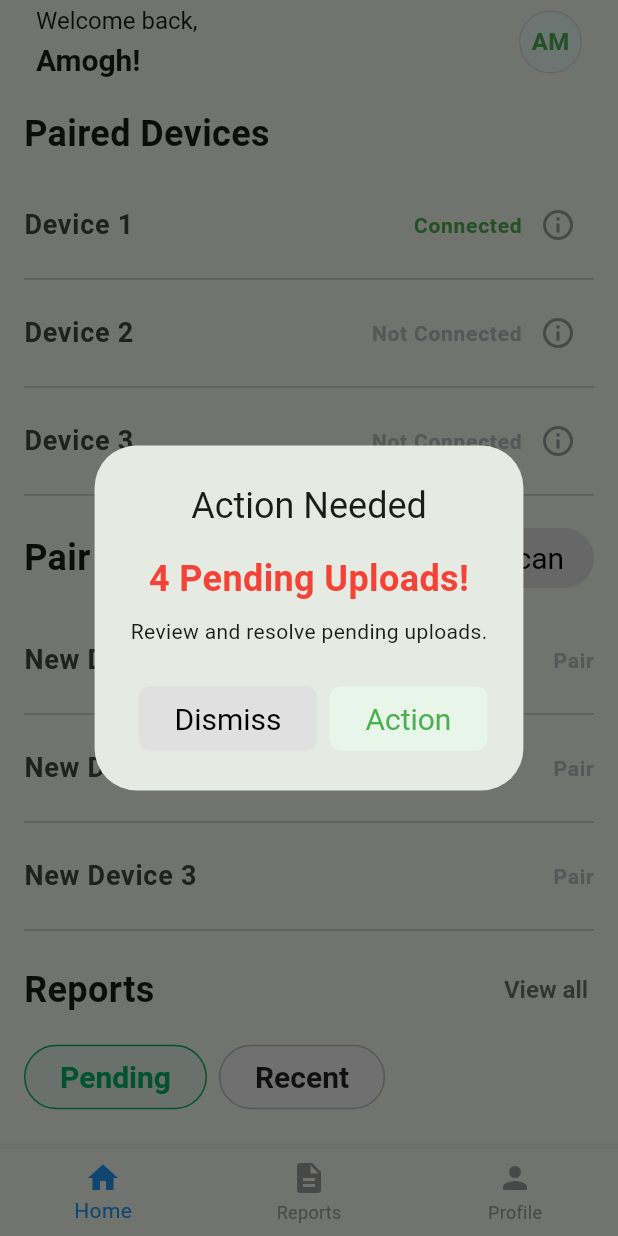
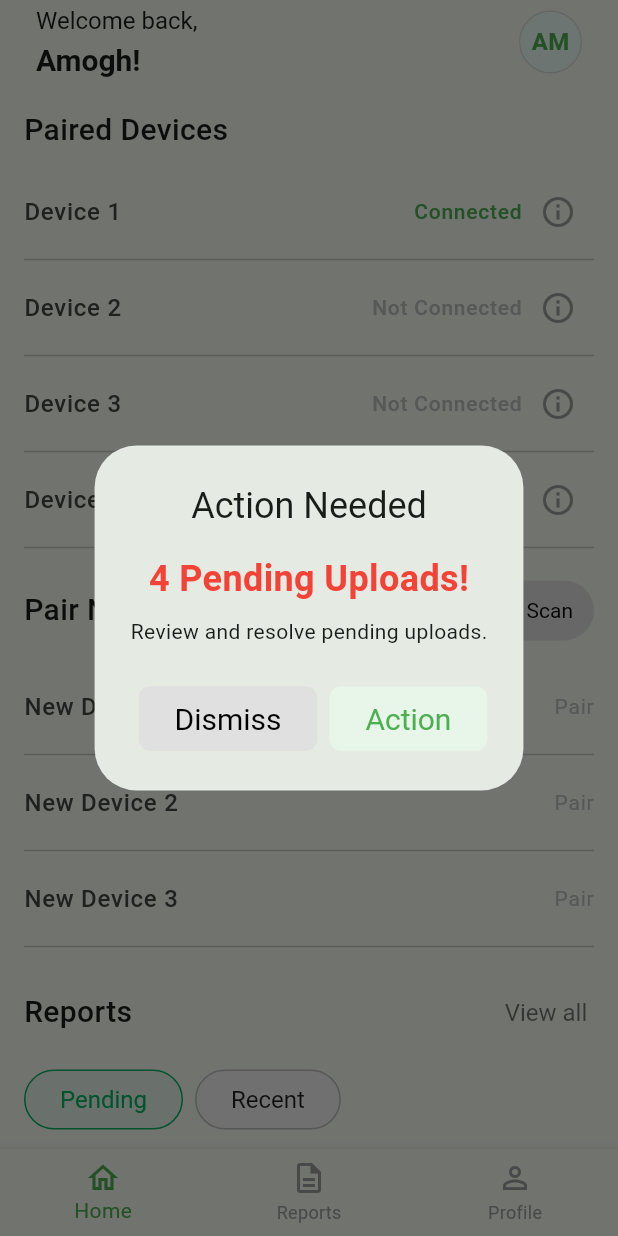
Before and after one commit to mYashavanth/mesha_bluetooth_app, a Flutter app: the BluetoothDeviceManager screen opened by its route, on a phone screen of 412 x 824 dp. Run offline on Flutter 3.47's test engine with Material 3 defaults, Android fonts, the phone set to English and light mode, and no system bars; our stand-ins replace flutter_svg.

Commit message:
optimised the styling for home screen

```diff
--- a/lib/components/bottom_navbar.dart
+++ b/lib/components/bottom_navbar.dart
@@ -16,8 +16,9 @@ class BottomNavBar extends StatelessWidget {
         // Handle navigation based on the index
         switch (index) {
           case 0: // Home
-            Navigator.of(context)
-                .popUntil((route) => '/home' == route.settings.name);
+            // Navigator.of(context)
+            //     .popUntil((route) => '/home' == route.settings.name);
+            Navigator.pushNamed(context, '/home'); // Navigate to home
             break;
           case 1: // Reports
             Navigator.pushNamed(context, '/reports'); // Navigate to settings
@@ -57,19 +58,19 @@ class BottomNavBar extends StatelessWidget {
       // },
       items: const [
         BottomNavigationBarItem(
-          icon: Icon(Icons.home),
+          icon: Icon(Icons.home_outlined),
           label: 'Home',
         ),
         BottomNavigationBarItem(
-          icon: Icon(Icons.description),
+          icon: Icon(Icons.description_outlined),
           label: 'Reports',
         ),
         BottomNavigationBarItem(
-          icon: Icon(Icons.person),
+          icon: Icon(Icons.person_outline),
           label: 'Profile',
         ),
       ],
-      selectedItemColor: Colors.blue, // Color of the selected item
+      selectedItemColor: Colors.green, // Color of the selected item
       unselectedItemColor: Colors.grey, // Color of the unselected items
       showUnselectedLabels: true, // Show labels for unselected items
     );
--- a/lib/views/home_bluetooth.dart
+++ b/lib/views/home_bluetooth.dart
@@ -232,13 +232,13 @@ class _BluetoothDeviceManagerState extends State<BluetoothDeviceManager> {
               const Text(
                 'Paired Devices',
                 style: TextStyle(
-                  fontSize: 24,
-                  fontWeight: FontWeight.bold,
+                  fontSize: 20,
+                  fontWeight: FontWeight.w500,
                 ),
               ),
               const SizedBox(height: 16),
               SizedBox(
-                height: 210,
+                height: 250,
                 child: ListView.builder(
                   shrinkWrap: true,
                   itemCount: pairedDevices.length,
@@ -247,15 +247,15 @@ class _BluetoothDeviceManagerState extends State<BluetoothDeviceManager> {
                     return Column(
                       children: [
                         ListTile(
-                          contentPadding: const EdgeInsets.symmetric(
-                            horizontal: 0,
-                            vertical: 0,
-                          ),
+                          contentPadding:
+                              EdgeInsets.zero, // Remove internal padding
+                          minVerticalPadding: 0, // Reduce vertical padding
+                          dense: true, // Make the ListTile more compact
                           leading: Text(
                             device['name']!,
                             style: const TextStyle(
-                              fontSize: 18,
-                              fontWeight: FontWeight.bold,
+                              fontSize: 16,
+                              fontWeight: FontWeight.w500,
                             ),
                           ),
                           trailing: Row(
@@ -268,7 +268,7 @@ class _BluetoothDeviceManagerState extends State<BluetoothDeviceManager> {
                                   color: device['status'] == 'Connected'
                                       ? Colors.green
                                       : Colors.grey.shade400,
-                                  fontWeight: FontWeight.bold,
+                                  fontWeight: FontWeight.w500,
                                 ),
                               ),
                               IconButton(
@@ -297,8 +297,8 @@ class _BluetoothDeviceManagerState extends State<BluetoothDeviceManager> {
                   const Text(
                     'Pair New Device',
                     style: TextStyle(
-                      fontSize: 24,
-                      fontWeight: FontWeight.bold,
+                      fontSize: 20,
+                      fontWeight: FontWeight.w500,
                     ),
                   ),
                   TextButton.icon(
@@ -307,13 +307,19 @@ class _BluetoothDeviceManagerState extends State<BluetoothDeviceManager> {
                     },
                     icon: Icon(
                       Icons.sync_sharp,
-                      size: 24,
+                      size: 20,
                       color: Colors.black54,
                     ),
-                    label: const Text('Scan'),
+                    label: const Text(
+                      'Scan',
+                      style: TextStyle(
+                        fontSize: 14,
+                        fontWeight: FontWeight.w400,
+                      ),
+                    ),
                     style: TextButton.styleFrom(
                       padding: const EdgeInsets.symmetric(
-                          vertical: 0, horizontal: 20),
+                          vertical: 0, horizontal: 14),
                       shape: RoundedRectangleBorder(
                         borderRadius: BorderRadius.circular(20),
                       ),
@@ -325,7 +331,7 @@ class _BluetoothDeviceManagerState extends State<BluetoothDeviceManager> {
               ),
               const SizedBox(height: 16),
               SizedBox(
-                height: 210,
+                height: 190,
                 child: ListView.builder(
                   shrinkWrap: true,
                   itemCount: availableDevices.length,
@@ -334,15 +340,15 @@ class _BluetoothDeviceManagerState extends State<BluetoothDeviceManager> {
                     return Column(
                       children: [
                         ListTile(
-                          contentPadding: const EdgeInsets.symmetric(
-                            horizontal: 0,
-                            vertical: 0,
-                          ),
+                          contentPadding:
+                              EdgeInsets.zero, // Remove internal padding
+                          minVerticalPadding: 0, // Reduce vertical padding
+                          dense: true, // Make the ListTile more compact
                           leading: Text(
                             device['name']!,
                             style: const TextStyle(
-                              fontSize: 18,
-                              fontWeight: FontWeight.bold,
+                              fontSize: 16,
+                              fontWeight: FontWeight.w500,
                             ),
                           ),
                           trailing: Row(
@@ -353,7 +359,7 @@ class _BluetoothDeviceManagerState extends State<BluetoothDeviceManager> {
                                 style: TextStyle(
                                   fontSize: 14,
                                   color: Colors.grey.shade400,
-                                  fontWeight: FontWeight.bold,
+                                  fontWeight: FontWeight.w400,
                                 ),
                               ),
                               // IconButton(
@@ -383,8 +389,8 @@ class _BluetoothDeviceManagerState extends State<BluetoothDeviceManager> {
                   const Text(
                     'Reports',
                     style: TextStyle(
-                      fontSize: 24,
-                      fontWeight: FontWeight.bold,
+                      fontSize: 20,
+                      fontWeight: FontWeight.w500,
                     ),
                   ),
                   TextButton(
@@ -398,7 +404,7 @@ class _BluetoothDeviceManagerState extends State<BluetoothDeviceManager> {
                       style: TextStyle(
                         fontSize: 16,
                         color: Colors.black54,
-                        fontWeight: FontWeight.bold,
+                        fontWeight: FontWeight.w400,
                       ),
                     ),
                   ),
@@ -414,7 +420,8 @@ class _BluetoothDeviceManagerState extends State<BluetoothDeviceManager> {
                       child: const Text(
                         'Pending',
                         style: TextStyle(
-                          fontWeight: FontWeight.bold,
+                          fontSize: 16,
+                          fontWeight: FontWeight.w400,
                         ),
                       ),
                     ),
@@ -433,8 +440,9 @@ class _BluetoothDeviceManagerState extends State<BluetoothDeviceManager> {
                       child: const Text(
                         'Recent',
                         style: TextStyle(
+                          fontSize: 16,
                           color: Colors.black87,
-                          fontWeight: FontWeight.bold,
+                          fontWeight: FontWeight.w400,
                         ),
                       ),
                     ),
@@ -452,6 +460,10 @@ class _BluetoothDeviceManagerState extends State<BluetoothDeviceManager> {
                   return Column(
                     children: [
                       ListTile(
+                        contentPadding: const EdgeInsets.symmetric(
+                          horizontal: 0,
+                          vertical: 0,
+                        ),
                         leading: SvgPicture.asset(
                           'assets/svg/pdf.svg',
                           width: 40,
@@ -460,8 +472,8 @@ class _BluetoothDeviceManagerState extends State<BluetoothDeviceManager> {
                         title: Text(
                           report['fileName']!,
                           style: const TextStyle(
-                            fontSize: 18,
-                            fontWeight: FontWeight.bold,
+                            fontSize: 16,
+                            fontWeight: FontWeight.w400,
                           ),
                         ),
                         subtitle: Row(
@@ -472,6 +484,7 @@ class _BluetoothDeviceManagerState extends State<BluetoothDeviceManager> {
                               style: TextStyle(
                                 fontSize: 14,
                                 color: Colors.grey.shade600,
+                                fontWeight: FontWeight.w400,
                               ),
                             ),
                             Text(
@@ -479,6 +492,7 @@ class _BluetoothDeviceManagerState extends State<BluetoothDeviceManager> {
                               style: TextStyle(
                                 fontSize: 14,
                                 color: Colors.grey.shade600,
+                                fontWeight: FontWeight.w400,
                               ),
                             ),
                           ],
@@ -486,10 +500,12 @@ class _BluetoothDeviceManagerState extends State<BluetoothDeviceManager> {
                         trailing: Row(
                           mainAxisSize: MainAxisSize.min,
                           children: [
-                            IconButton(
+                            SizedBox(
+                              width: 40, // Adjust the width to reduce spacing
+                              child: IconButton(
                                 icon: Transform.rotate(
-                                angle:
-                                    pi / 2, // Rotate 90 degrees (pi/2 radians)
+                                  angle: pi /
+                                      2, // Rotate 90 degrees (pi/2 radians)
                                   child: const Icon(
                                     Icons.arrow_circle_right_sharp,
                                     color: Colors.blue,
@@ -499,18 +515,22 @@ class _BluetoothDeviceManagerState extends State<BluetoothDeviceManager> {
                                   print("Download ${report['fileName']}");
                                 },
                               ),
-                            IconButton(
+                            ),
+                            SizedBox(
+                              width: 35, // Adjust the width to reduce spacing
+                              child: IconButton(
                                 icon: Icon(
-                                report['status'] == 'Pending'
+                                  report['status'] == 'Recent'
                                       ? Icons.cloud_done_rounded
                                       : Icons.cloud_off_rounded,
-                                color: report['status'] == 'Pending'
+                                  color: report['status'] == 'Recent'
                                       ? Colors.green
                                       : Colors.red,
                                 ),
                                 onPressed: () {
                                   print("Upload ${report['fileName']}");
                                 },
+                              ),
                             ),
                           ],
                         ),
```
Lines whose indentation alone changed are shown as unchanged.
